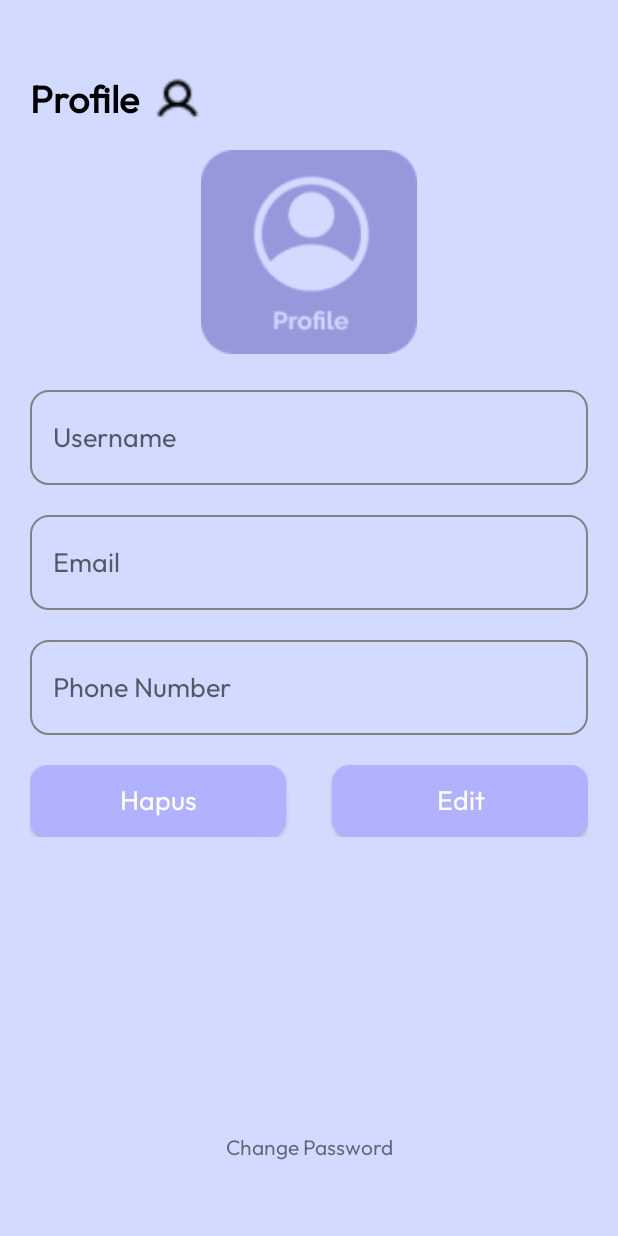
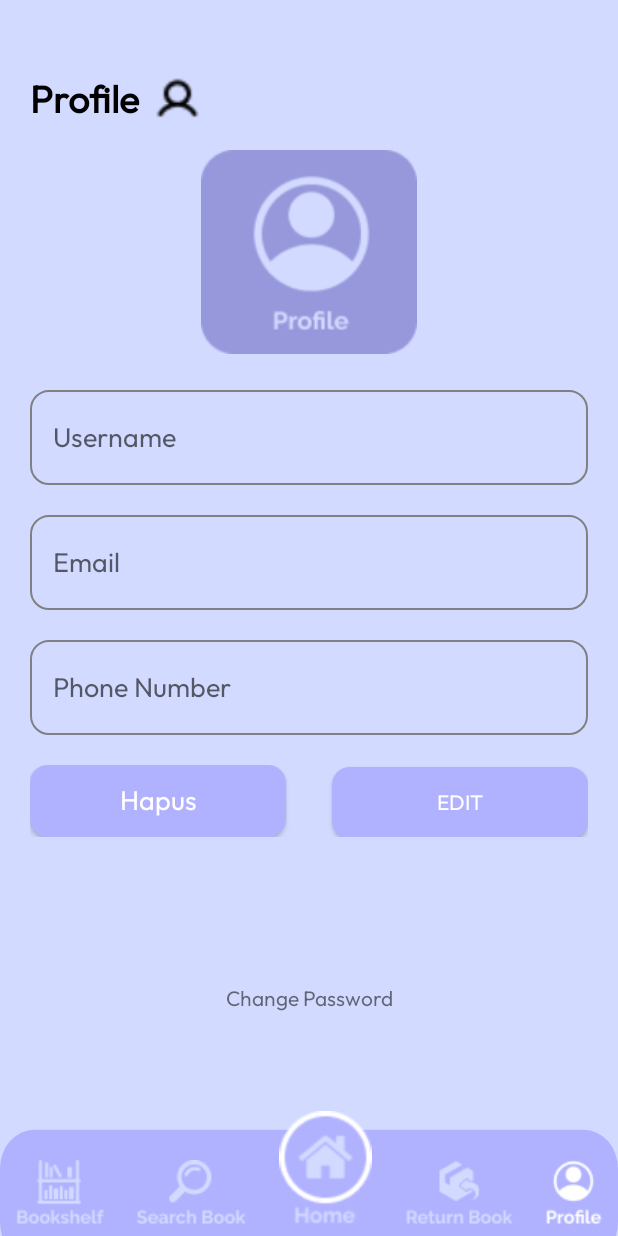
Before and after one commit to AgengCDB/Library, an Android app: the ProfileActivity screen opened directly, with no data from a screen before it, on a phone screen of 412 x 824 dp. Run offline under Robolectric (Android 15) with nearby library versions, the phone set to English and light mode, and no system bars; our stand-ins replace Volley; network calls fail; 1 statement that could not run was skipped.

Commit message:
Perbaikan button

```diff
--- a/app/src/main/java/library/app/com/ProfileActivity.java
+++ b/app/src/main/java/library/app/com/ProfileActivity.java
@@ -8,8 +8,10 @@ import android.content.Intent;
 import android.os.Bundle;
 import android.util.Log;
 import android.view.View;
+import android.view.WindowManager;
 import android.widget.Button;
 import android.widget.EditText;
+import android.widget.ImageButton;
 import android.widget.Toast;
 
 import com.android.volley.AuthFailureError;
@@ -37,6 +39,8 @@ public class ProfileActivity extends AppCompatActivity {
     String delete_url = "http://booktify.my.id/QueryMobApp/function/delete_profile_process.php";
     String input_id, input_name, input_email, input_phone;
 
+    ImageButton btnHome, btnPencarian, btnPengembalian;
+
     @Override
     protected void onCreate(Bundle savedInstanceState) {
         super.onCreate(savedInstanceState);
@@ -45,6 +49,8 @@ public class ProfileActivity extends AppCompatActivity {
         //Apply Session Manager with their classes
         sessionManager = new SessionManager(this);
         sessionManager.checkLogin();
+
+        getWindow().setSoftInputMode(WindowManager.LayoutParams.SOFT_INPUT_ADJUST_PAN);
 
         HashMap<String, String> user = sessionManager.getUserDetail();
         String id = user.get(sessionManager.ID_USER);
@@ -179,5 +185,34 @@ public class ProfileActivity extends AppCompatActivity {
                         }).show();
             }
         });
+        btnPencarian = findViewById(R.id.btnPencarian);
+        btnPencarian.setOnClickListener(new View.OnClickListener() {
+            @Override
+            public void onClick(View view) {
+                Intent i = new Intent(getApplicationContext(), PencarianActivity.class);
+                startActivity(i);
+                overridePendingTransition(0, 0);
+            }
+        });
+
+        btnHome = (ImageButton) findViewById(R.id.btnHome);
+        btnHome.setOnClickListener(new View.OnClickListener() {
+            @Override
+            public void onClick(View view) {
+                Intent i = new Intent(getApplicationContext(), MainActivity.class);
+                startActivity(i);
+                overridePendingTransition(0, 0);
+            }
+        });
+
+        btnPengembalian = findViewById(R.id.btnPengembalianBuku);
+        btnPengembalian.setOnClickListener(new View.OnClickListener() {
+            @Override
+            public void onClick(View view) {
+                Intent i = new Intent(getApplicationContext(), PengembalianActivity.class);
+                startActivity(i);
+                overridePendingTransition(0, 0);
+            }
+        });
     }
 }
--- a/app/src/main/res/layout/activity_profile.xml
+++ b/app/src/main/res/layout/activity_profile.xml
@@ -5,7 +5,70 @@
     android:layout_width="match_parent"
     android:layout_height="match_parent"
     tools:context=".ProfileActivity"
-    android:background="@color/color_bg">
+    android:background="@drawable/ic_home">
+
+    <LinearLayout
+        android:id="@+id/linearLayout3"
+        android:layout_width="0dp"
+        android:layout_height="0dp"
+        android:orientation="horizontal"
+        app:layout_constraintBottom_toBottomOf="parent"
+        app:layout_constraintEnd_toEndOf="parent"
+        app:layout_constraintStart_toStartOf="parent"
+        app:layout_constraintTop_toTopOf="parent">
+
+        <ImageButton
+            android:id="@+id/btnBookshelf"
+            android:layout_width="wrap_content"
+            android:layout_height="wrap_content"
+            android:layout_gravity="bottom"
+            android:layout_marginBottom="5dp"
+            android:layout_weight="1"
+            android:background="@android:color/transparent"
+            app:srcCompat="@drawable/bookshelf_nav" />
+
+        <ImageButton
+            android:id="@+id/btnPencarian"
+            android:layout_width="wrap_content"
+            android:layout_height="wrap_content"
+            android:layout_gravity="bottom"
+            android:layout_marginBottom="5dp"
+            android:layout_weight="1"
+            android:background="@android:color/transparent"
+            app:srcCompat="@drawable/search_nav" />
+
+        <ImageButton
+            android:id="@+id/btnHome"
+            android:layout_width="63dp"
+            android:layout_height="78dp"
+            android:layout_gravity="bottom"
+            android:layout_marginBottom="5dp"
+            android:layout_weight="1"
+            android:background="@android:color/transparent"
+            android:scaleType="fitCenter"
+            app:srcCompat="@drawable/home_nav_notselected" />
+
+        <ImageButton
+            android:id="@+id/btnPengembalianBuku"
+            android:layout_width="wrap_content"
+            android:layout_height="wrap_content"
+            android:layout_gravity="bottom"
+            android:layout_marginBottom="5dp"
+            android:layout_weight="1"
+            android:background="@android:color/transparent"
+            app:srcCompat="@drawable/return_nav" />
+
+        <ImageButton
+            android:id="@+id/btnProfile"
+            android:layout_width="wrap_content"
+            android:layout_height="wrap_content"
+            android:layout_gravity="bottom"
+            android:layout_marginBottom="5dp"
+            android:layout_weight="1"
+            android:background="@android:color/transparent"
+            app:srcCompat="@drawable/profile_selected_nav" />
+
+    </LinearLayout>
 
     <LinearLayout
         android:layout_width="match_parent"
@@ -81,12 +144,16 @@
 
             <Button
                 android:id="@+id/btnHapus"
+                style="@style/button_style"
                 android:layout_width="wrap_content"
                 android:layout_height="wrap_content"
+                android:layout_marginRight="@dimen/button_margin"
                 android:layout_weight="1"
-                android:layout_marginRight="@dimen/button_margin"
-                style="@style/button_style"
-                android:text="Hapus" />
+                android:background="@drawable/button_def_bg"
+                android:fontFamily="@font/outfit"
+                android:textColor="#FFFFFF"
+                android:text="Hapus"
+                 />
 
             <Button
                 android:id="@+id/btnEdit"
@@ -94,7 +161,9 @@
                 android:layout_height="wrap_content"
                 android:layout_weight="1"
                 android:layout_marginLeft="@dimen/button_margin"
-                style="@style/button_style"
+                android:background="@drawable/button_def_bg"
+                android:fontFamily="@font/outfit"
+                android:textColor="#FFFFFF"
                 android:text="Edit" />
 
         </LinearLayout>
@@ -109,11 +178,11 @@
                 android:id="@+id/btnChangePassword"
                 android:layout_width="wrap_content"
                 android:layout_height="wrap_content"
+                android:layout_gravity="center"
+                android:clickable="true"
                 android:gravity="center"
-                android:layout_gravity="bottom"
-                android:clickable="true"
-                android:textAlignment="center"
-                android:text="Change Password" />
+                android:text="Change Password"
+                android:textAlignment="center" />
         </LinearLayout>
 
     </LinearLayout>
```
Also changed, not shown: app/src/main/java/library/app/com/PencarianActivity.java (+23 -1 lines), app/src/main/res/layout/activity_login.xml (+9 -4 lines), app/src/main/res/drawable/profile_selected_nav.png (added).
